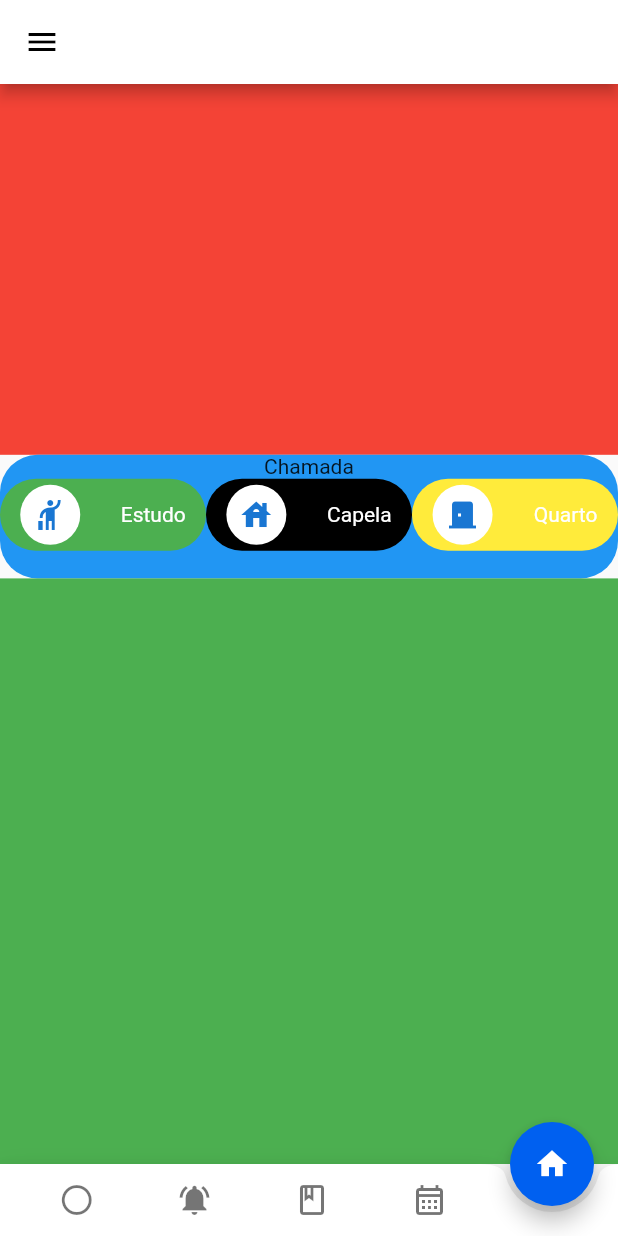
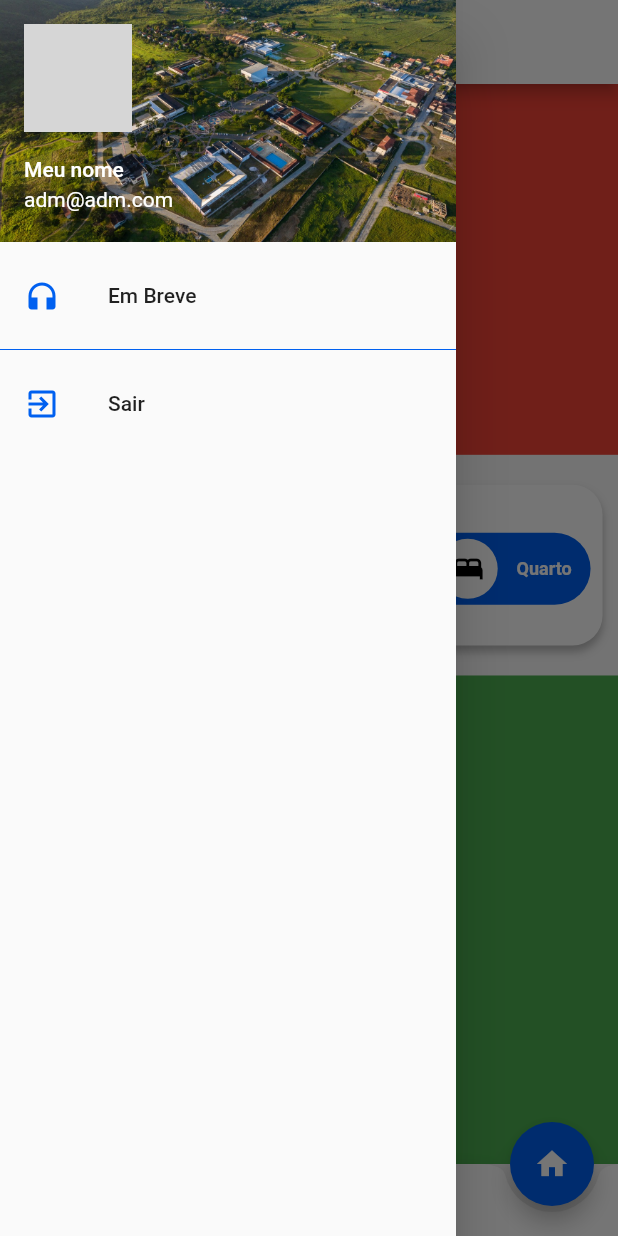
Before and after one commit to MarshFfeco/Projeto_Faculdade, a Flutter app: the screen it shows after launch, with the side drawer open (before the commit the screen has no drawer), on a phone screen of 412 x 824 dp. Run offline on Flutter 3.47's test engine with Material 2 defaults, Android fonts, the light colour scheme and no system bars; our stand-ins replace camera; network calls fail; grey boxes are pictures that could not be loaded.

Commit message:
MainPage
Atualização main page

```diff
--- a/lib/Screens/FirstScreen/FirstScreen.dart
+++ b/lib/Screens/FirstScreen/FirstScreen.dart
@@ -13,7 +13,8 @@ class FirstScreen extends StatelessWidget {
   @override
   Widget build(BuildContext context) {
     final height = MediaQuery.of(context).size.height;
-    return Container(
+    return Scaffold(
+      body: Container(
         width: double.infinity,
         height: height,
         decoration: BoxDecoration(
@@ -53,43 +54,7 @@ class FirstScreen extends StatelessWidget {
             ),
           ],
         ),
+      ),
     );
   }
 }
-
-/*
-class Arrasta extends StatefulWidget {
-  const Arrasta({Key? key, required this.width, required this.height})
-      : super(key: key);
-
-  final height;
-  final width;
-
-  @override
-  State<Arrasta> createState() => _ArrastaState();
-}
-
-class _ArrastaState extends State<Arrasta> {
-  final String textinho = "ARRASTE PARA A DIREITA";
-  bool isDrag = false;
-  @override
-  Widget build(BuildContext context) {
-    return Dismissible(
-        resizeDuration: null,
-        onDismissed: (direction) {
-          setState(() {
-            if (direction == DismissDirection.startToEnd) {
-              Navigator.push(context,
-                  MaterialPageRoute(builder: ((context) => LoginScreen())));
-            } else if (direction == DismissDirection.endToStart) {
-              Navigator.pop(context);
-            }
-          });
-        },
-        key: ValueKey(isDrag),
-        child: Image.asset(
-          "assets/img/passIcon_FirstScreen.png",
-        ));
-  }
-}
-*/
--- a/lib/Screens/MainPage/MainPage.dart
+++ b/lib/Screens/MainPage/MainPage.dart
@@ -1,3 +1,5 @@
+import 'package:fadba/Screens/MainPage/components/AdmCall.dart';
+import 'package:fadba/Screens/MainPage/components/NavBar.dart';
 import 'package:fadba/values/Custom_color.dart';
 import 'package:flutter/material.dart';
 
@@ -8,105 +10,23 @@ class MainPage extends StatelessWidget {
   Widget build(BuildContext context) {
     final width = MediaQuery.of(context).size.width;
     final height = MediaQuery.of(context).size.height;
+    final azul = CustomColor().getCorPadraoAzul;
     return Scaffold(
+      drawer: const NavBar(),
       appBar: AppBar(
-        leading: IconButton(
-          icon: const Icon(
-            Icons.menu,
-            color: Colors.black,
-          ),
-          onPressed: () {},
-        ),
+        iconTheme: IconThemeData(color: azul),
         backgroundColor: Colors.white,
       ),
       body: ListView(children: [
         Container(
-          decoration: BoxDecoration(color: Colors.red),
+          decoration: const BoxDecoration(color: Colors.red),
           width: width * 0.5,
           height: height * 0.3,
         ),
-        Container(
-          width: width * 0.9,
-          height: height * 0.1,
-          decoration: BoxDecoration(
-              borderRadius: BorderRadius.circular(25), color: Colors.blue),
-          child: Column(
-            children: [
-              const Text("Chamada"),
-              Row(
-                children: [
-                  Flexible(
-                    child: Container(
-                      decoration: BoxDecoration(
-                          borderRadius: BorderRadius.all(Radius.circular(35)),
-                          color: Colors.green),
-                      child: Padding(
-                        padding: const EdgeInsets.symmetric(vertical: 4.0),
-                        child: Row(
-                          mainAxisAlignment: MainAxisAlignment.spaceAround,
-                          children: [
-                            CircleAvatar(
-                              backgroundColor: Colors.white,
-                              child: Icon(Icons.hail),
-                            ),
-                            Text(
-                              "Estudo",
-                              style: TextStyle(color: Colors.white),
-                            )
-                          ],
-                        ),
-                      ),
-                    ),
-                  ),
-                  Flexible(
-                    child: Container(
-                      decoration: BoxDecoration(
-                          borderRadius: BorderRadius.all(Radius.circular(35)),
-                          color: Colors.black),
-                      child: Padding(
-                        padding: const EdgeInsets.symmetric(vertical: 4.0),
-                        child: Row(
-                          mainAxisAlignment: MainAxisAlignment.spaceAround,
-                          children: [
-                            CircleAvatar(
-                              backgroundColor: Colors.white,
-                              child: Icon(Icons.house),
-                            ),
-                            Text(
-                              "Capela",
-                              style: TextStyle(color: Colors.white),
-                            )
-                          ],
-                        ),
-                      ),
-                    ),
-                  ),
-                  Flexible(
-                    child: Container(
-                      decoration: BoxDecoration(
-                          borderRadius: BorderRadius.all(Radius.circular(35)),
-                          color: Colors.yellow),
-                      child: Padding(
-                        padding: const EdgeInsets.symmetric(vertical: 4.0),
-                        child: Row(
-                          mainAxisAlignment: MainAxisAlignment.spaceAround,
-                          children: [
-                            CircleAvatar(
-                              backgroundColor: Colors.white,
-                              child: Icon(Icons.door_back_door),
-                            ),
-                            Text(
-                              "Quarto",
-                              style: TextStyle(color: Colors.white),
-                            )
-                          ],
-                        ),
-                      ),
-                    ),
-                  ),
-                ],
-              )
-            ],
+        Center(
+          child: AdmCall(
+            height: height,
+            width: width,
           ),
         ),
         Container(
@@ -119,7 +39,7 @@ class MainPage extends StatelessWidget {
       floatingActionButton: FloatingActionButton(
         child: const Icon(Icons.home),
         onPressed: () {},
-        backgroundColor: CustomColor().getCorPadraoAzul,
+        backgroundColor: azul,
       ),
       bottomNavigationBar: const BottomNavigation(),
     );
--- /dev/null
+++ b/lib/Screens/MainPage/components/AdmCall.dart
@@ -0,0 +1,119 @@
+import 'package:fadba/values/Custom_color.dart';
+import 'package:flutter/material.dart';
+
+class AdmCall extends StatelessWidget {
+  const AdmCall({Key? key, required this.height, required this.width})
+      : super(key: key);
+
+  final height;
+  final width;
+
+  @override
+  Widget build(BuildContext context) {
+    return Container(
+      margin: const EdgeInsets.symmetric(vertical: 20.0),
+      width: width * 0.95,
+      height: height * 0.13,
+      decoration: BoxDecoration(
+          borderRadius: BorderRadius.circular(20),
+          color: Colors.white,
+          boxShadow: const [
+            BoxShadow(
+                color: Colors.black26, blurRadius: 4, offset: Offset(0, 4))
+          ]),
+      child: Column(
+        children: [
+          const Padding(
+            padding: EdgeInsets.only(top: 8.0),
+            child: Text(
+              "Chamada",
+              style:
+                  TextStyle(color: Colors.black, fontWeight: FontWeight.w500),
+            ),
+          ),
+          Padding(
+            padding: const EdgeInsets.only(top: 8.0),
+            child: Row(
+              children: [
+                Flexible(
+                  child: IconCall(
+                    iconCall: Icons.book,
+                    name: "Estudo",
+                    cor: CustomColor().getCorPadraoAzul,
+                    funcao: () => print("Clicou no estudo"),
+                  ),
+                ),
+                Flexible(
+                  child: IconCall(
+                    iconCall: Icons.church,
+                    name: "Capela",
+                    cor: CustomColor().getCorPadraoAzul,
+                    funcao: () => print("Clicou na capela"),
+                  ),
+                ),
+                Flexible(
+                  child: IconCall(
+                    iconCall: Icons.bed,
+                    name: "Quarto",
+                    cor: CustomColor().getCorPadraoAzul,
+                    funcao: () => print("Clicou no quarto"),
+                  ),
+                ),
+              ],
+            ),
+          )
+        ],
+      ),
+    );
+  }
+}
+
+class IconCall extends StatelessWidget {
+  IconCall(
+      {Key? key,
+      required this.iconCall,
+      required this.name,
+      required this.cor,
+      required this.funcao})
+      : super(key: key);
+
+  IconData iconCall;
+  String name;
+  Color cor;
+  final VoidCallback funcao;
+
+  @override
+  Widget build(BuildContext context) {
+    return Padding(
+      padding: const EdgeInsets.symmetric(horizontal: 8.0),
+      child: Container(
+        decoration: BoxDecoration(
+            borderRadius: const BorderRadius.all(Radius.circular(35)),
+            color: cor),
+        child: Padding(
+          padding: const EdgeInsets.symmetric(vertical: 4.0),
+          child: Row(
+            mainAxisAlignment: MainAxisAlignment.spaceEvenly,
+            children: [
+              CircleAvatar(
+                backgroundColor: Colors.white,
+                child: IconButton(
+                  onPressed: funcao,
+                  icon: Icon(iconCall),
+                  color: Colors.black,
+                ),
+              ),
+              Text(
+                name,
+                style: const TextStyle(
+                    color: Colors.white,
+                    fontSize: 12,
+                    fontWeight: FontWeight.bold),
+              )
+            ],
+          ),
+        ),
+      ),
+    );
+  }
+}
--- /dev/null
+++ b/lib/Screens/MainPage/components/NavBar.dart
@@ -0,0 +1,80 @@
+import 'package:fadba/Screens/FirstScreen/FirstScreen.dart';
+import 'package:fadba/values/Custom_color.dart';
+import 'package:flutter/material.dart';
+
+class NavBar extends StatelessWidget {
+  const NavBar({Key? key}) : super(key: key);
+
+  @override
+  Widget build(BuildContext context) {
+    return Drawer(
+      child: ListView(
+        children: [
+          UserAccountsDrawerHeader(
+            accountName: const Text("Meu nome"),
+            accountEmail: const Text("adm@adm.com"),
+            currentAccountPicture: CircleAvatar(
+              child: ClipOval(
+                child: Image.network(
+                  "http://s2.glbimg.com/kmbgBzKPL0URISIQenPiAKo4ORI=/e.glbimg.com/og/ed/f/original/2017/08/23/5c147f01-dff6-4952-98a0-9394c88361c2.jpg",
+                  width: 90,
+                  height: 90,
+                  fit: BoxFit.cover,
+                ),
+              ),
+            ),
+            decoration: const BoxDecoration(
+              image: DecorationImage(
+                  image: ExactAssetImage(
+                    ("assets/img/BackGround_drawer.jpg"),
+                  ),
+                  fit: BoxFit.cover),
+            ),
+          ),
+          ListTile(
+            leading: Icon(
+              Icons.headphones,
+              color: CustomColor().getCorPadraoAzul,
+            ),
+            title: const Text("Em Breve"),
+            onTap: null,
+          ),
+          Divider(
+            color: CustomColor().getCorPadraoAzul,
+          ),
+          ListTile(
+            leading: Icon(
+              Icons.exit_to_app,
+              color: CustomColor().getCorPadraoAzul,
+            ),
+            title: const Text("Sair"),
+            onTap: () {
+              showDialog(
+                context: context,
+                builder: (BuildContext context) => AlertDialog(
+                  title: const Text("Sair"),
+                  content: const Text("Tem certeza?"),
+                  actions: [
+                    TextButton(
+                      child: const Text("Não"),
+                      onPressed: () => Navigator.pop(context),
+                    ),
+                    TextButton(
+                      child: const Text("Sim"),
+                      onPressed: () {
+                        Navigator.of(context).pushAndRemoveUntil(
+                            MaterialPageRoute(
+                                builder: (context) => const FirstScreen()),
+                            (Route<dynamic> route) => false);
+                      },
+                    )
+                  ],
+                ),
+              );
+            },
+          ),
+        ],
+      ),
+    );
+  }
+}
--- a/lib/main.dart
+++ b/lib/main.dart
@@ -9,9 +9,7 @@ main() {
   runApp(
     const MaterialApp(
       title: "F A D B A",
-      home: Scaffold(
-        body: MainPage(),
-      ),
+      home: MainPage(),
     ),
   );
 }
```
Also changed, not shown: assets/img/BackGround_drawer.jpg (added), 1 other file. Lines whose indentation alone changed are shown as unchanged.
